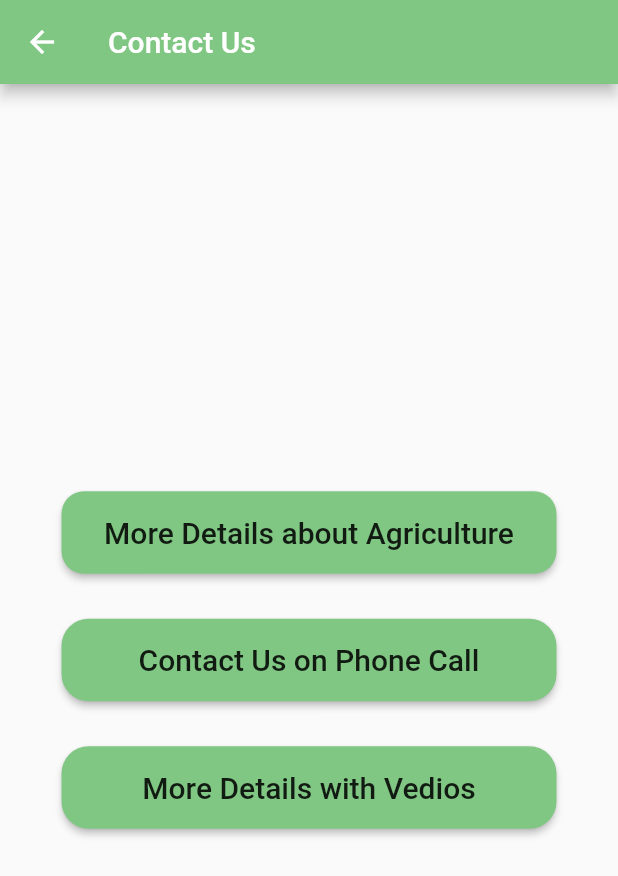
After one commit to buddhiwickramanayaka/AgZone, a Flutter app: the ContactUs screen opened directly, after a tap on "More Details about Agriculture", on a phone screen of 412 x 824 dp. The commit adds this screen. Shown: the top 876 px of the screen. Run offline on Flutter 3.47's test engine with Material 2 defaults, Android fonts, the phone set to English and light mode, and no system bars; our stand-ins replace cloud_firestore, firebase_auth, flutter_masked_text, font_awesome_flutter, geolocator, google_maps_flutter and 2 more; missing offline and left inert: bloc_pattern; accounts and stored records are empty.

Commit message:
contactpage

```diff
--- /dev/null
+++ b/lib/Contact.dart
@@ -0,0 +1,148 @@
+import 'package:flutter/material.dart';
+import 'package:url_launcher/url_launcher.dart';
+import 'dart:async';
+
+class MyApp extends StatelessWidget {
+  @override
+  Widget build(BuildContext context) {
+    return MaterialApp(
+      debugShowCheckedModeBanner: false,
+      home: ContactUs(),
+    );
+  }
+}
+
+class ContactUs extends StatefulWidget {
+  ContactUs({Key key}) : super(key: key);
+  // final String title = 'Contact Us';
+
+  @override
+  _ContactUsState createState() => _ContactUsState();
+}
+
+class _ContactUsState extends State<ContactUs> {
+  Future<void> _launched;
+  String phoneNumber = '';
+  String _launchUrl = 'https://www.doa.gov.lk/index.php/en/';
+
+  Future<void> _launchInBrowser(String url) async {
+    if (await canLaunch(url)) {
+      await launch(
+        url,
+        forceSafariVC: false,
+        forceWebView: false,
+        headers: <String, String>{'header_key': 'header_value'},
+      );
+    } else {
+      throw 'Could not launch $url';
+    }
+  }
+
+  Future<void> _launchInApp(String url) async {
+    if (await canLaunch(url)) {
+      await launch(
+        url,
+        forceSafariVC: true,
+        forceWebView: false,
+        headers: <String, String>{'header_key': 'header_value'},
+      );
+    } else {
+      throw 'Could not launch $url';
+    }
+  }
+
+  Future<void> _launchUniversalLinkIos(String url) async {
+    if (await canLaunch(url)) {
+      final bool nativeAppLaunchSucceeded = await launch(
+        url,
+        forceSafariVC: false,
+        universalLinksOnly: true,
+      );
+      if (!nativeAppLaunchSucceeded) {
+        await launch(url, forceSafariVC: true);
+      }
+    }
+  }
+
+  Future<void> _makePhoneCall(String url) async {
+    if (await canLaunch(url)) {
+      await launch(url);
+    } else {
+      throw 'Could not launch $url';
+    }
+  }
+
+  @override
+  Widget build(BuildContext context) {
+    return Scaffold(
+      appBar: AppBar(
+        title: Text('Contact Us'),
+        backgroundColor: Colors.green[300],
+      ),
+      body: Center(
+        child: Column(
+          mainAxisAlignment: MainAxisAlignment.center,
+          children: <Widget>[
+            Container(
+              width: 330.0,
+              height: 55.0,
+              child: RaisedButton(
+                shape: RoundedRectangleBorder(
+                  borderRadius: BorderRadius.circular(15.0),
+                  // side: BorderSide(color: Colors.red, )
+                ),
+                color: Colors.green[300],
+                child: const Text('More Details about Agriculture',
+                    style: TextStyle(fontSize: 20)),
+                onPressed: () {
+                  setState(() {
+                    _launched = _launchInBrowser(_launchUrl);
+                  });
+                },
+              ),
+            ),
+            SizedBox(height: 30),
+            Container(
+              width: 330.0,
+              height: 55.0,
+              child: RaisedButton(
+                shape: RoundedRectangleBorder(
+                  borderRadius: BorderRadius.circular(18.0),
+                  // side: BorderSide(color: Colors.red)
+                ),
+                color: Colors.green[300],
+                child: const Text('Contact Us on Phone Call',
+                    style: TextStyle(fontSize: 20)),
+                onPressed: () {
+                  setState(() {
+                    _launched = _makePhoneCall('tel:0769667360');
+                  });
+                },
+              ),
+            ),
+            SizedBox(height: 30),
+            Container(
+              width: 330,
+              height: 55.0,
+              child: RaisedButton(
+                shape: RoundedRectangleBorder(
+                  borderRadius: BorderRadius.circular(18.0),
+                  //side: BorderSide(color: Colors.red)
+                ),
+                color: Colors.green[300],
+                child: const Text('More Details with Vedios',
+                    style: TextStyle(fontSize: 20)),
+                onPressed: () {
+                  setState(() {
+                    _launched = _launchUniversalLinkIos(
+                        'https://www.youtube.com/channel/UCVths0_Dk0LGCSEzDnx9Bsw');
+                  });
+                },
+              ),
+            ),
+          ],
+        ),
+      ),
+    );
+  }
+}
--- a/lib/cart.dart
+++ b/lib/cart.dart
@@ -61,7 +61,7 @@ class BottomBar extends StatelessWidget {
               child: Row(
                 children: <Widget>[
                   Text(
-                    "15-25 min",
+                    "1-2 Days",
                     style: TextStyle(
                       fontWeight: FontWeight.w800,
                       fontSize: 14,
--- a/lib/paymentpage/payment_success.dart
+++ b/lib/paymentpage/payment_success.dart
@@ -95,8 +95,8 @@ class PaymentSuccessPageState extends State<PaymentSuccessPage> {
                   trailing: Text("02:00 PM"),
                 ),
                 ListTile(
-                  title: Text("buddhika"),
-                  subtitle: Text("buddhika@gmail.com"),
+                  title: Text("Naveen Bandara"),
+                  subtitle: Text("NaveenBandara@gmail.com"),
                   trailing: CircleAvatar(
                     radius: 20.0,
                     backgroundImage: NetworkImage(
--- a/pubspec.yaml
+++ b/pubspec.yaml
@@ -31,6 +31,8 @@ dependencies:
   firebase_database:
   geolocator:
   google_maps_flutter:
+  contactus: ^1.1.7
+  url_launcher: ^5.2.5
 
 
 
```
Also changed, not shown: lib/main.dart (+38 -7 lines), pubspec.lock, 1 other file.
